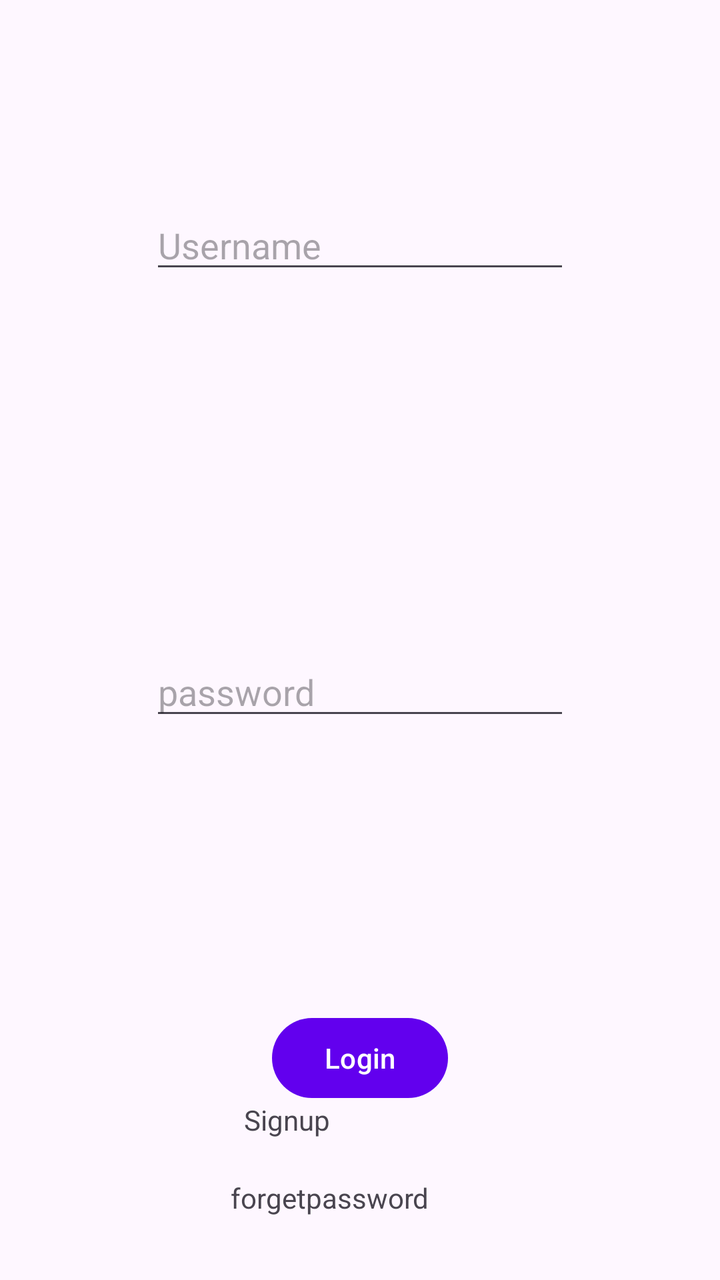
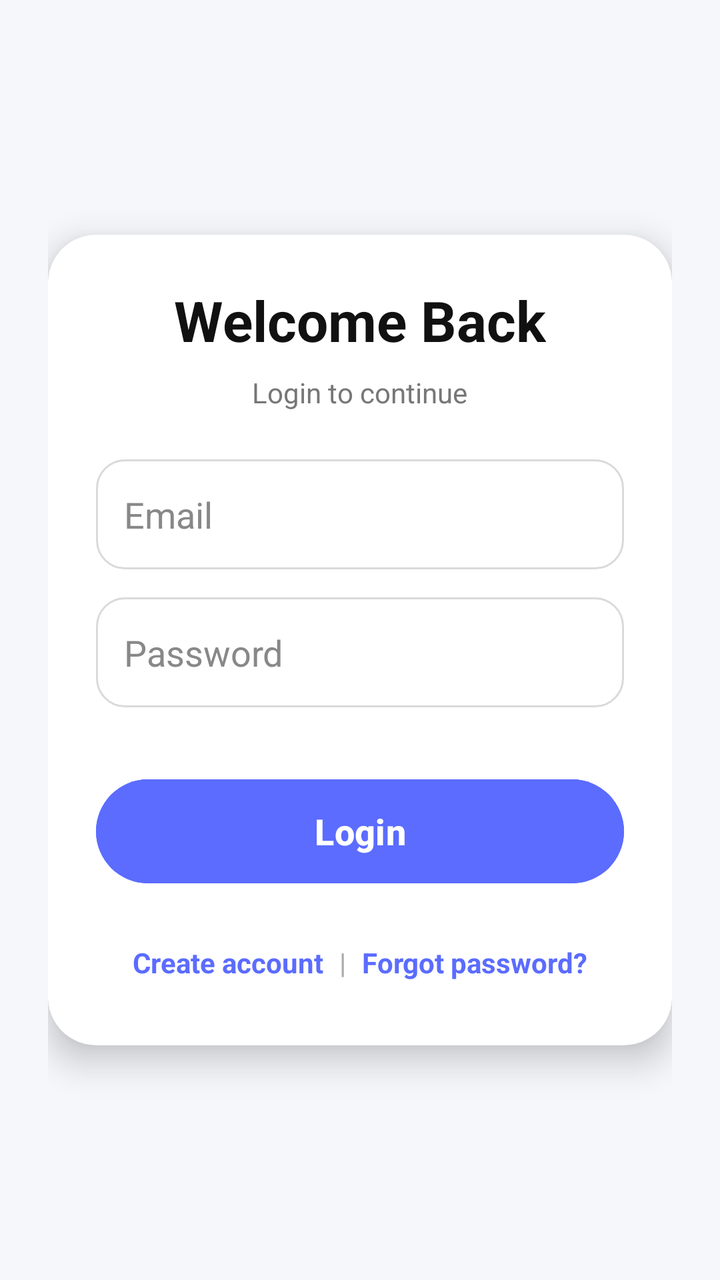

Screens rendered from an Android XML layout before and after an edit, with the pre-edit source and the edit as a unified diff.
<!-- AndroidManifest.xml: application theme Theme.MoodSmells -->
<!-- res/layout/fragment_login.xml -->
<?xml version="1.0" encoding="utf-8"?>
<FrameLayout xmlns:android="http://schemas.android.com/apk/res/android"
    xmlns:app="http://schemas.android.com/apk/res-auto"
    xmlns:tools="http://schemas.android.com/tools"
    android:layout_width="match_parent"
    android:layout_height="match_parent"
    tools:context=".LoginFragment">

    <androidx.constraintlayout.widget.ConstraintLayout
        android:layout_width="match_parent"
        android:layout_height="match_parent">

        <EditText
            android:id="@+id/etUsernameLogin"
            android:layout_width="wrap_content"
            android:layout_height="wrap_content"
            android:layout_marginTop="170dp"
            android:layout_marginBottom="91dp"
            android:ems="10"
            android:hint="Username"
            android:inputType="textEmailAddress"
            app:layout_constraintBottom_toTopOf="@+id/etPasswordLogin"
            app:layout_constraintEnd_toEndOf="parent"
            app:layout_constraintStart_toStartOf="parent"
            app:layout_constraintTop_toTopOf="parent" />

        <EditText
            android:id="@+id/etPasswordLogin"
            android:layout_width="wrap_content"
            android:layout_height="wrap_content"
            android:layout_marginTop="91dp"
            android:layout_marginBottom="70dp"
            android:ems="10"
            android:hint="password"
            android:inputType="textPassword"
            app:layout_constraintBottom_toTopOf="@+id/btnLoginLogin"
            app:layout_constraintEnd_toEndOf="parent"
            app:layout_constraintStart_toStartOf="parent"
            app:layout_constraintTop_toBottomOf="@+id/etUsernameLogin" />

        <Button
            android:id="@+id/btnLoginLogin"
            android:layout_width="wrap_content"
            android:layout_height="wrap_content"
            android:layout_marginTop="70dp"
            android:layout_marginBottom="157dp"
            android:text="Login"
            app:layout_constraintBottom_toBottomOf="parent"
            app:layout_constraintEnd_toEndOf="parent"
            app:layout_constraintStart_toStartOf="parent"
            app:layout_constraintTop_toBottomOf="@+id/etPasswordLogin" />

        <TextView
            android:id="@+id/tvSignupLogin"
            android:layout_width="wrap_content"
            android:layout_height="wrap_content"
            android:layout_marginStart="11dp"
            android:layout_marginTop="15dp"
            android:layout_marginEnd="195dp"
            android:layout_marginBottom="88dp"
            android:text="Signup"
            app:layout_constraintBottom_toBottomOf="parent"
            app:layout_constraintEnd_toEndOf="parent"
            app:layout_constraintHorizontal_bias="1.0"
            app:layout_constraintStart_toStartOf="@+id/btnLoginLogin"
            app:layout_constraintTop_toBottomOf="@+id/btnLoginLogin" />

        <TextView
            android:id="@+id/tvForgotpassword"
            android:layout_width="wrap_content"
            android:layout_height="wrap_content"
            android:layout_marginTop="20dp"
            android:text="forgetpassword"
            app:layout_constraintEnd_toEndOf="@+id/tvSignupLogin"
            app:layout_constraintStart_toEndOf="@+id/tvSignupLogin"
            app:layout_constraintTop_toBottomOf="@+id/tvSignupLogin" />
    </androidx.constraintlayout.widget.ConstraintLayout>
</FrameLayout>
<!-- resources referenced by this layout -->
<resources>
  <style name="Theme.MoodSmells" parent="Theme.Material3.DayNight.NoActionBar">
          <item name="colorPrimary">@color/purple_500</item>
          <item name="colorPrimaryVariant">@color/purple_700</item>
          <item name="colorOnPrimary">@color/white</item>
      </style>
  <color name="purple_500">#FF6200EE</color>
  <color name="purple_700">#FF3700B3</color>
  <color name="white">#FFFFFFFF</color>
</resources>

<!-- the commit's change to res/layout/fragment_login.xml (unified diff, before → after) -->
@@ -1,78 +1,109 @@
 <?xml version="1.0" encoding="utf-8"?>
-<FrameLayout xmlns:android="http://schemas.android.com/apk/res/android"
+<LinearLayout xmlns:android="http://schemas.android.com/apk/res/android"
     xmlns:app="http://schemas.android.com/apk/res-auto"
-    xmlns:tools="http://schemas.android.com/tools"
     android:layout_width="match_parent"
     android:layout_height="match_parent"
-    tools:context=".LoginFragment">
+    android:background="#F5F7FB"
+    android:gravity="center"
+    android:orientation="vertical"
+    android:padding="24dp">
 
-    <androidx.constraintlayout.widget.ConstraintLayout
+    
+    <androidx.cardview.widget.CardView
         android:layout_width="match_parent"
-        android:layout_height="match_parent">
+        android:layout_height="wrap_content"
+        app:cardCornerRadius="24dp"
+        app:cardElevation="10dp">
 
-        <EditText
-            android:id="@+id/etUsernameLogin"
-            android:layout_width="wrap_content"
+        <LinearLayout
+            android:layout_width="match_parent"
             android:layout_height="wrap_content"
-            android:layout_marginTop="170dp"
-            android:layout_marginBottom="91dp"
-            android:ems="10"
-            android:hint="Username"
-            android:inputType="textEmailAddress"
-            app:layout_constraintBottom_toTopOf="@+id/etPasswordLogin"
-            app:layout_constraintEnd_toEndOf="parent"
-            app:layout_constraintStart_toStartOf="parent"
-            app:layout_constraintTop_toTopOf="parent" />
+            android:orientation="vertical"
+            android:padding="24dp">
 
-        <EditText
-            android:id="@+id/etPasswordLogin"
-            android:layout_width="wrap_content"
-            android:layout_height="wrap_content"
-            android:layout_marginTop="91dp"
-            android:layout_marginBottom="70dp"
-            android:ems="10"
-            android:hint="password"
-            android:inputType="textPassword"
-            app:layout_constraintBottom_toTopOf="@+id/btnLoginLogin"
-            app:layout_constraintEnd_toEndOf="parent"
-            app:layout_constraintStart_toStartOf="parent"
-            app:layout_constraintTop_toBottomOf="@+id/etUsernameLogin" />
+            
+            <TextView
+                android:layout_width="wrap_content"
+                android:layout_height="wrap_content"
+                android:text="Welcome Back"
+                android:textSize="28sp"
+                android:textStyle="bold"
+                android:textColor="#111111"
+                android:layout_gravity="center"
+                android:layout_marginBottom="8dp"/>
 
-        <Button
-            android:id="@+id/btnLoginLogin"
-            android:layout_width="wrap_content"
-            android:layout_height="wrap_content"
-            android:layout_marginTop="70dp"
-            android:layout_marginBottom="157dp"
-            android:text="Login"
-            app:layout_constraintBottom_toBottomOf="parent"
-            app:layout_constraintEnd_toEndOf="parent"
-            app:layout_constraintStart_toStartOf="parent"
-            app:layout_constraintTop_toBottomOf="@+id/etPasswordLogin" />
+            <TextView
+                android:layout_width="wrap_content"
+                android:layout_height="wrap_content"
+                android:text="Login to continue"
+                android:textSize="14sp"
+                android:textColor="#777777"
+                android:layout_gravity="center"
+                android:layout_marginBottom="24dp"/>
 
-        <TextView
-            android:id="@+id/tvSignupLogin"
-            android:layout_width="wrap_content"
-            android:layout_height="wrap_content"
-            android:layout_marginStart="11dp"
-            android:layout_marginTop="15dp"
-            android:layout_marginEnd="195dp"
-            android:layout_marginBottom="88dp"
-            android:text="Signup"
-            app:layout_constraintBottom_toBottomOf="parent"
-            app:layout_constraintEnd_toEndOf="parent"
-            app:layout_constraintHorizontal_bias="1.0"
-            app:layout_constraintStart_toStartOf="@+id/btnLoginLogin"
-            app:layout_constraintTop_toBottomOf="@+id/btnLoginLogin" />
+            
+            <EditText
+                android:id="@+id/etUsernameLogin"
+                style="@style/ModernEditText"
+                android:hint="Email"
+                android:inputType="textEmailAddress" />
 
-        <TextView
-            android:id="@+id/tvForgotpassword"
-            android:layout_width="wrap_content"
-            android:layout_height="wrap_content"
-            android:layout_marginTop="20dp"
-            android:text="forgetpassword"
-            app:layout_constraintEnd_toEndOf="@+id/tvSignupLogin"
-            app:layout_constraintStart_toEndOf="@+id/tvSignupLogin"
-            app:layout_constraintTop_toBottomOf="@+id/tvSignupLogin" />
-    </androidx.constraintlayout.widget.ConstraintLayout>
-</FrameLayout>
+            
+            <EditText
+                android:id="@+id/etPasswordLogin"
+                style="@style/ModernEditText"
+                android:hint="Password"
+                android:inputType="textPassword" />
+
+            
+            <Button
+                android:id="@+id/btnLoginLogin"
+                android:layout_width="match_parent"
+                android:layout_height="60dp"
+                android:layout_marginTop="18dp"
+                android:backgroundTint="#5B6CFF"
+                android:text="Login"
+                android:textAllCaps="false"
+                android:textColor="#FFFFFF"
+                android:textSize="18sp"
+                android:textStyle="bold" />
+
+            
+            <LinearLayout
+                android:layout_width="match_parent"
+                android:layout_height="wrap_content"
+                android:orientation="horizontal"
+                android:gravity="center"
+                android:layout_marginTop="18dp">
+
+                <TextView
+                    android:id="@+id/tvSignupLogin"
+                    android:layout_width="wrap_content"
+                    android:layout_height="wrap_content"
+                    android:text="Create account"
+                    android:textColor="#5B6CFF"
+                    android:textStyle="bold"
+                    android:padding="8dp"/>
+
+                <TextView
+                    android:layout_width="wrap_content"
+                    android:layout_height="wrap_content"
+                    android:text="|"
+                    android:textColor="#AAAAAA"/>
+
+                <TextView
+                    android:id="@+id/tvForgotpassword"
+                    android:layout_width="wrap_content"
+                    android:layout_height="wrap_content"
+                    android:text="Forgot password?"
+                    android:textColor="#5B6CFF"
+                    android:textStyle="bold"
+                    android:padding="8dp"/>
+
+            </LinearLayout>
+
+        </LinearLayout>
+
+    </androidx.cardview.widget.CardView>
+
+</LinearLayout>
<!-- resource entries referenced after the edit -->
@@ -1,10 +1,32 @@
 <!-- resources referenced by this layout -->
 <resources>
+  <style name="ModernEditText">
+          <item name="android:layout_width">match_parent</item>
+          <item name="android:layout_height">55dp</item>
+          <item name="android:layout_marginBottom">14dp</item>
+          <item name="android:padding">14dp</item>
+          <item name="android:textColor">#111111</item>
+          <item name="android:textColorHint">#888888</item>
+          <item name="android:background">@drawable/edittext_bg</item>
+      </style>
   <style name="Theme.MoodSmells" parent="Theme.Material3.DayNight.NoActionBar">
           <item name="colorPrimary">@color/purple_500</item>
           <item name="colorPrimaryVariant">@color/purple_700</item>
           <item name="colorOnPrimary">@color/white</item>
       </style>
+  <!-- drawable edittext_bg (drawable) -->
+  <?xml version="1.0" encoding="utf-8"?>
+  <shape xmlns:android="http://schemas.android.com/apk/res/android">
+  
+      <solid android:color="#FFFFFF"/>
+  
+      <corners android:radius="14dp"/>
+  
+      <stroke
+          android:width="1dp"
+          android:color="#DADADA"/>
+  
+  </shape>
   <color name="purple_500">#FF6200EE</color>
   <color name="purple_700">#FF3700B3</color>
   <color name="white">#FFFFFFFF</color>
